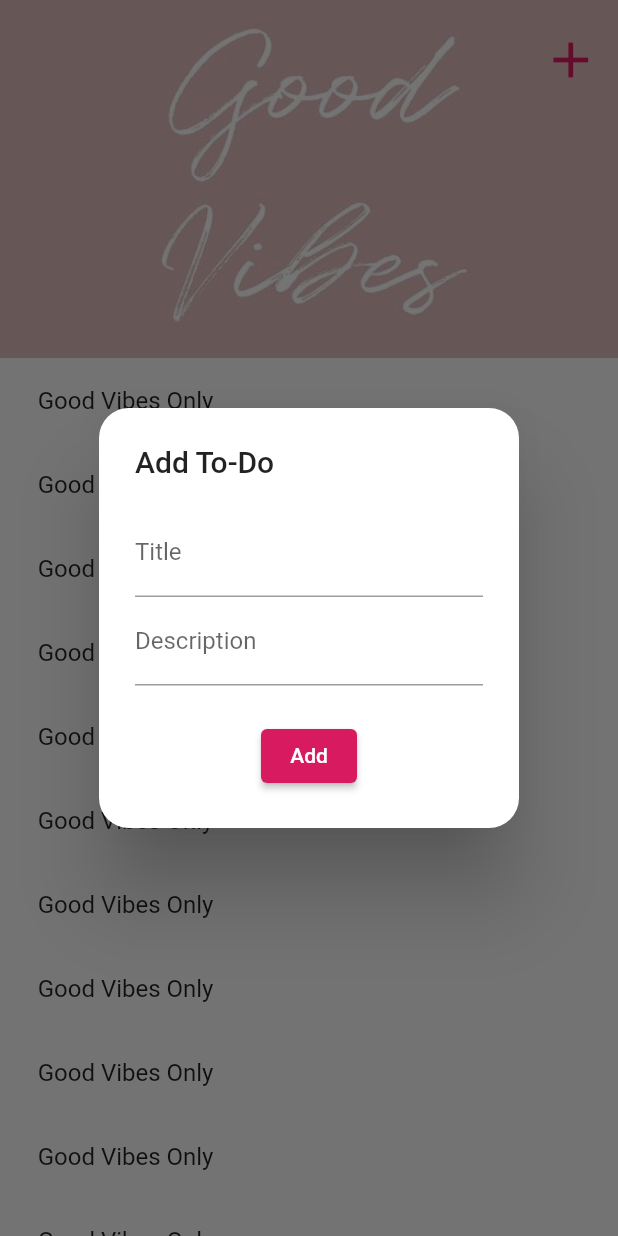
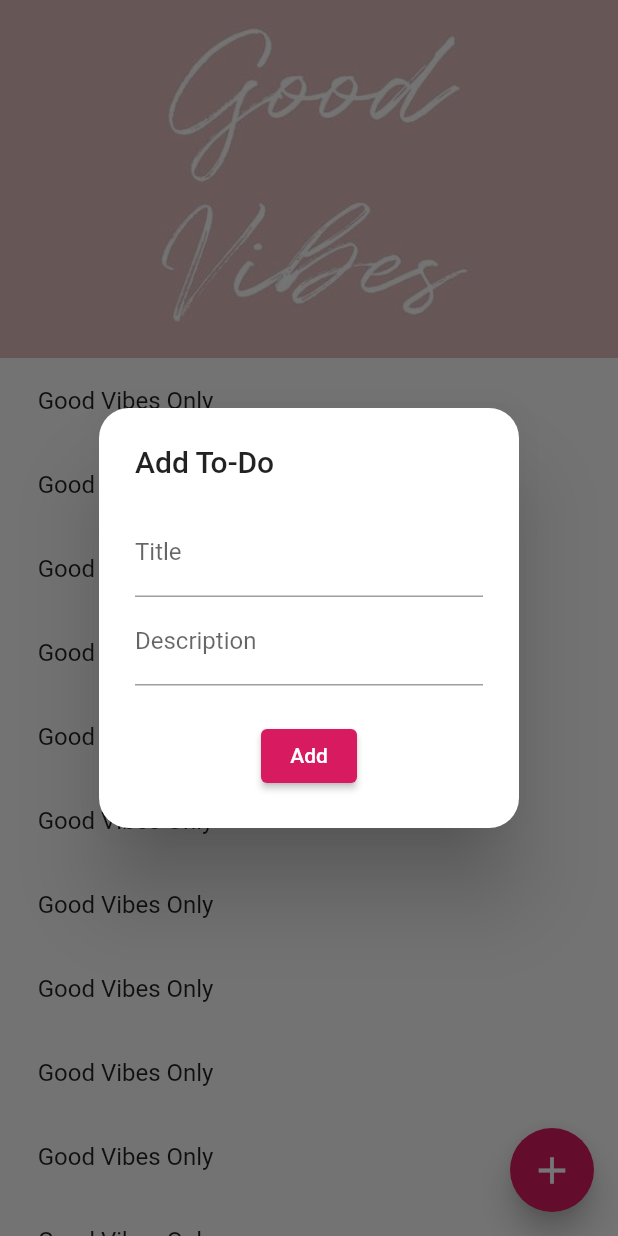
Before and after one commit to EcemBostancioglu/todo_bloc, a Flutter app: the screen it shows after launch, after a tap on the "add" icon, on a phone screen of 412 x 824 dp. Run offline on Flutter 3.47's test engine with Material 2 defaults, Android fonts, the phone set to English and light mode, and no system bars; our stand-ins replace bloc, flutter_screenutil.

Commit message:
Deleted IconButton and Added FloatingActionButton

```diff
--- a/lib/bloc/todo_bloc.dart
+++ b/lib/bloc/todo_bloc.dart
@@ -1,5 +1,3 @@
-import 'dart:async';
-
 import 'package:bloc/bloc.dart';
 import 'package:meta/meta.dart';
 import 'package:todo_bloc/model/todo.dart';
@@ -8,9 +6,18 @@ part 'todo_event.dart';
 part 'todo_state.dart';
 
 class TodoBloc extends Bloc<TodoEvent, TodoState> {
+
+  List<Todo> todos=[];
+
   TodoBloc() : super(TodoInitial()) {
     on<TodoEvent>((event, emit) {
-      // TODO: implement event handler
+    });
+
+    on<GetTodoEvent>((event, emit) {
+      emit(GetTodoState(todoList: todos));
+    });
+
+    on<AddTodoEvent>((event,emit){
     });
   }
 }
--- a/lib/view/home_view.dart
+++ b/lib/view/home_view.dart
@@ -10,23 +10,21 @@ class HomeView extends StatelessWidget {
   Widget build(BuildContext context) {
     return Scaffold(
       resizeToAvoidBottomInset: false,
+        floatingActionButton: FloatingActionButton(
+          backgroundColor:Colors.pink.shade600,
+          onPressed: (){
+            showDialog(
+                context: context,
+                builder: (context)=> const AddToDo());
+          },
+          elevation: 8,
+          child: Icon(Icons.add,
+              size:30.sm),
+        ),
         body: SafeArea(
           child: CustomScrollView(
              slivers: [
                SliverAppBar(
-                 actions: [
-                   Padding(
-                     padding: EdgeInsets.only(right:10.w,top: 10.h),
-                     child: IconButton(
-                         onPressed:(){
-                           showDialog(context: context,
-                             builder: (context)=> const AddToDo());
-                         },
-                         icon: Icon(Icons.add,
-                           color: Colors.pink.shade600,
-                         size:40.sm)),
-                   )
-                 ],
                  backgroundColor: Colors.transparent,
                 expandedHeight: 200.h,
                  flexibleSpace: FlexibleSpaceBar(
```
